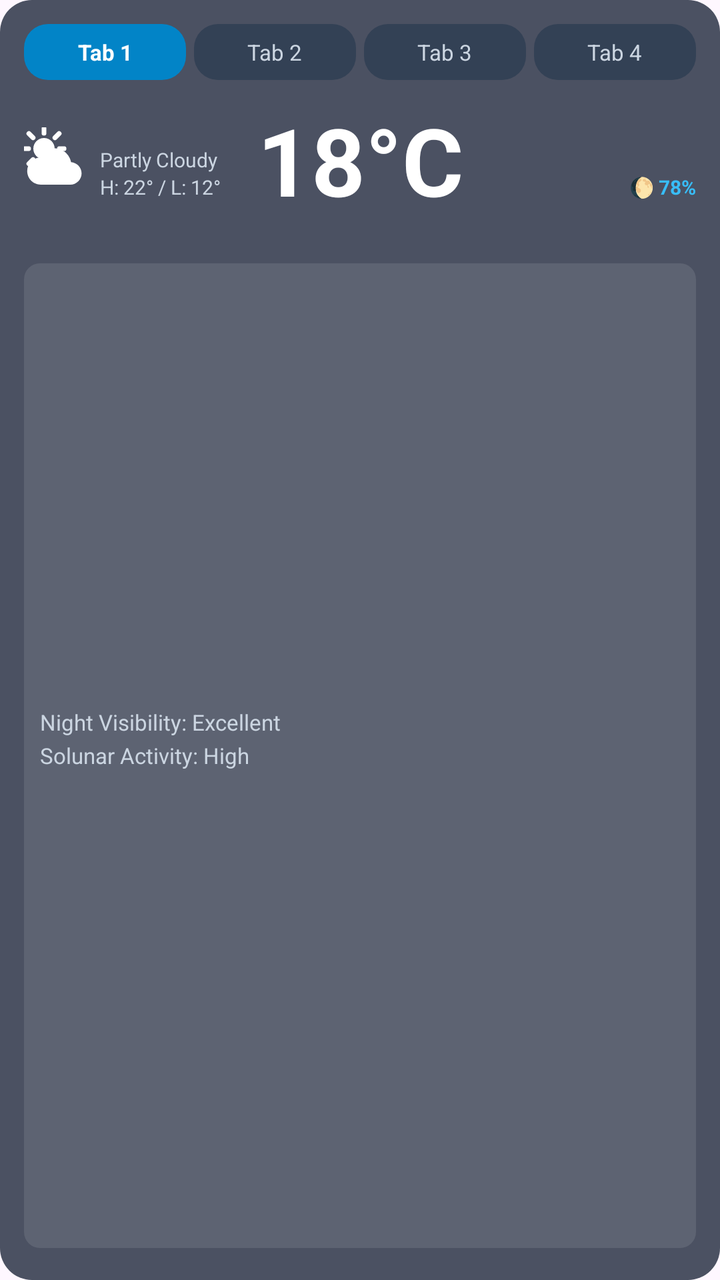
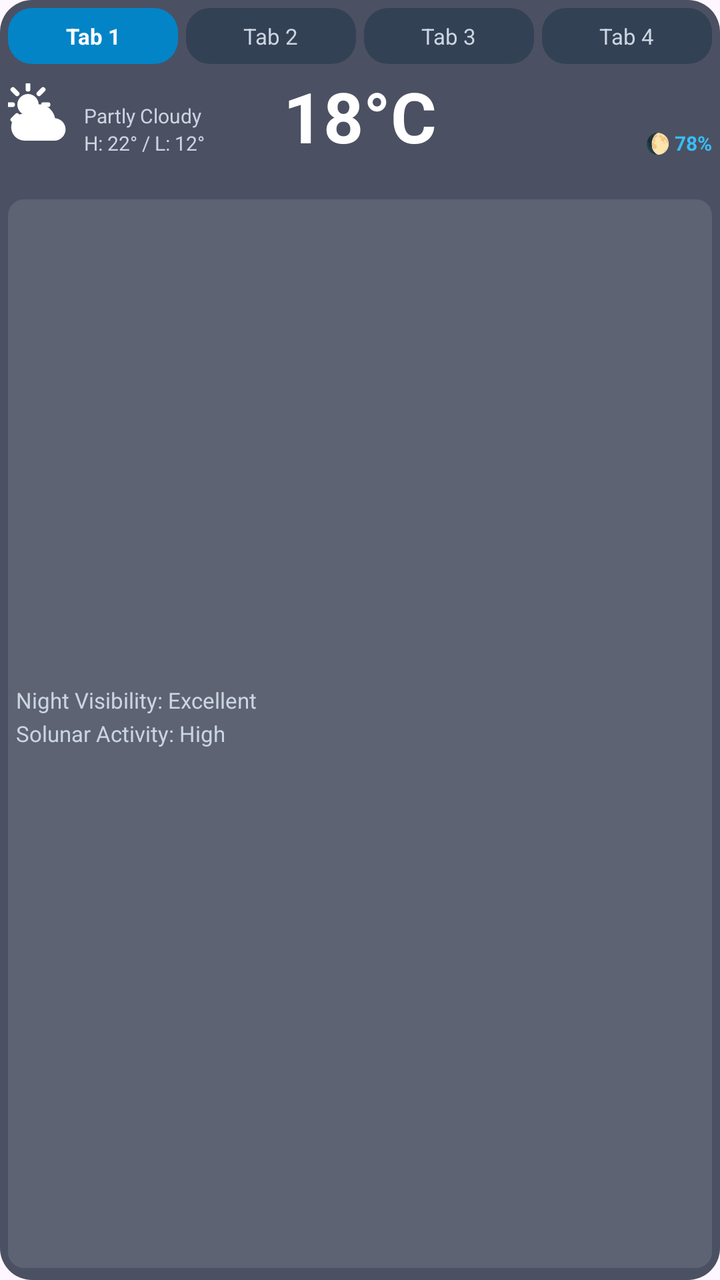

Screens rendered from an Android XML layout before and after an edit, with the pre-edit source and the edit as a unified diff.
<!-- AndroidManifest.xml: application theme Theme.WeatherAPP -->
<!-- res/layout/widget_layout_4x2.xml -->
<?xml version="1.0" encoding="utf-8"?>
<LinearLayout xmlns:android="http://schemas.android.com/apk/res/android"
    android:id="@+id/widget_root"
    android:layout_width="match_parent"
    android:layout_height="match_parent"
    android:orientation="vertical"
    android:padding="12dp"
    android:background="@drawable/bg_widget_container">

    
    <LinearLayout
        android:id="@+id/layout_tab_bar"
        android:layout_width="match_parent"
        android:layout_height="wrap_content"
        android:orientation="horizontal"
        android:layout_marginBottom="4dp">

        <TextView
            android:id="@+id/btn_widget_tab_0"
            android:layout_width="0dp"
            android:layout_height="28dp"
            android:layout_weight="1"
            android:layout_marginEnd="4dp"
            android:background="@drawable/bg_widget_pill_selected"
            android:gravity="center"
            android:ellipsize="end"
            android:maxLines="1"
            android:paddingStart="4dp"
            android:paddingEnd="4dp"
            android:text="Tab 1"
            android:textColor="@color/widget_text_primary"
            android:textSize="11sp"
            android:textStyle="bold" />

        <TextView
            android:id="@+id/btn_widget_tab_1"
            android:layout_width="0dp"
            android:layout_height="28dp"
            android:layout_weight="1"
            android:layout_marginEnd="4dp"
            android:background="@drawable/bg_widget_pill_unselected"
            android:gravity="center"
            android:ellipsize="end"
            android:maxLines="1"
            android:paddingStart="4dp"
            android:paddingEnd="4dp"
            android:text="Tab 2"
            android:textColor="@color/widget_text_secondary"
            android:textSize="11sp" />

        <TextView
            android:id="@+id/btn_widget_tab_2"
            android:layout_width="0dp"
            android:layout_height="28dp"
            android:layout_weight="1"
            android:layout_marginEnd="4dp"
            android:background="@drawable/bg_widget_pill_unselected"
            android:gravity="center"
            android:ellipsize="end"
            android:maxLines="1"
            android:paddingStart="4dp"
            android:paddingEnd="4dp"
            android:text="Tab 3"
            android:textColor="@color/widget_text_secondary"
            android:textSize="11sp" />

        <TextView
            android:id="@+id/btn_widget_tab_3"
            android:layout_width="0dp"
            android:layout_height="28dp"
            android:layout_weight="1"
            android:background="@drawable/bg_widget_pill_unselected"
            android:gravity="center"
            android:ellipsize="end"
            android:maxLines="1"
            android:paddingStart="4dp"
            android:paddingEnd="4dp"
            android:text="Tab 4"
            android:textColor="@color/widget_text_secondary"
            android:textSize="11sp" />
    </LinearLayout>

    
    <LinearLayout
        android:id="@+id/widget_main_body"
        android:layout_width="match_parent"
        android:layout_height="0dp"
        android:layout_weight="1"
        android:orientation="vertical">

        
        <LinearLayout
            android:layout_width="match_parent"
            android:layout_height="wrap_content"
            android:orientation="horizontal"
            android:gravity="center_vertical"
            android:layout_marginTop="4dp">

            
            <LinearLayout
                android:layout_width="0dp"
                android:layout_height="wrap_content"
                android:layout_weight="1"
                android:orientation="horizontal"
                android:gravity="center_vertical">

                
                <ImageView
                    android:id="@+id/iv_widget_condition_icon"
                    android:layout_width="32dp"
                    android:layout_height="32dp"
                    android:layout_marginEnd="6dp"
                    android:src="@drawable/ic_condition_partly_cloudy" />

                
                <LinearLayout
                    android:layout_width="0dp"
                    android:layout_height="wrap_content"
                    android:layout_weight="1"
                    android:orientation="vertical">

                    
                    <LinearLayout
                        android:layout_width="wrap_content"
                        android:layout_height="wrap_content"
                        android:orientation="horizontal"
                        android:gravity="center_vertical">

                        <TextView
                            android:id="@+id/tv_widget_sunrise"
                            android:layout_width="wrap_content"
                            android:layout_height="wrap_content"
                            android:ellipsize="end"
                            android:maxLines="1"
                            android:textColor="@color/widget_text_secondary"
                            android:textSize="10sp"
                            android:layout_marginEnd="6dp" />

                        <TextView
                            android:id="@+id/tv_widget_sunset"
                            android:layout_width="wrap_content"
                            android:layout_height="wrap_content"
                            android:ellipsize="end"
                            android:maxLines="1"
                            android:textColor="@color/widget_text_secondary"
                            android:textSize="10sp" />
                    </LinearLayout>

                    <TextView
                        android:id="@+id/tv_widget_condition"
                        android:layout_width="wrap_content"
                        android:layout_height="wrap_content"
                        android:ellipsize="end"
                        android:maxLines="1"
                        android:text="Partly Cloudy"
                        android:textColor="@color/widget_text_secondary"
                        android:textSize="10sp" />

                    <TextView
                        android:id="@+id/tv_widget_high_low"
                        android:layout_width="wrap_content"
                        android:layout_height="wrap_content"
                        android:ellipsize="end"
                        android:maxLines="1"
                        android:text="H: 22° / L: 12°"
                        android:textColor="@color/widget_text_secondary"
                        android:textSize="10sp" />
                </LinearLayout>
            </LinearLayout>

            
            <TextView
                android:id="@+id/tv_widget_temp"
                android:layout_width="0dp"
                android:layout_height="64dp"
                android:layout_weight="1"
                android:gravity="center"
                android:ellipsize="end"
                android:maxLines="1"
                android:text="18°C"
                android:textColor="@color/widget_text_primary"
                android:textStyle="bold"
                android:autoSizeTextType="uniform"
                android:autoSizeMinTextSize="24sp"
                android:autoSizeMaxTextSize="54sp"
                android:autoSizeStepGranularity="1sp"
                android:layout_marginStart="4dp"
                android:layout_marginEnd="4dp" />

            
            <LinearLayout
                android:layout_width="0dp"
                android:layout_height="wrap_content"
                android:layout_weight="1"
                android:orientation="vertical"
                android:gravity="end">

                <TextView
                    android:id="@+id/tv_widget_moonrise"
                    android:layout_width="wrap_content"
                    android:layout_height="wrap_content"
                    android:ellipsize="end"
                    android:maxLines="1"
                    android:textColor="@color/widget_text_secondary"
                    android:textSize="10sp" />

                <TextView
                    android:id="@+id/tv_widget_moonset"
                    android:layout_width="wrap_content"
                    android:layout_height="wrap_content"
                    android:ellipsize="end"
                    android:maxLines="1"
                    android:textColor="@color/widget_text_secondary"
                    android:textSize="10sp" />

                <LinearLayout
                    android:layout_width="wrap_content"
                    android:layout_height="wrap_content"
                    android:orientation="horizontal"
                    android:gravity="end|center_vertical"
                    android:layout_gravity="end">

                    <TextView
                        android:id="@+id/tv_widget_natural_light_period"
                        android:layout_width="wrap_content"
                        android:layout_height="wrap_content"
                        android:ellipsize="end"
                        android:maxLines="1"
                        android:textColor="@color/widget_accent"
                        android:textSize="10sp"
                        android:textStyle="bold"
                        android:layout_marginEnd="4dp" />

                    <TextView
                        android:id="@+id/tv_widget_moon_phase"
                        android:layout_width="wrap_content"
                        android:layout_height="wrap_content"
                        android:ellipsize="end"
                        android:maxLines="1"
                        android:text="🌔 78%"
                        android:textColor="@color/widget_accent"
                        android:textSize="10sp"
                        android:textStyle="bold" />
                </LinearLayout>
            </LinearLayout>
        </LinearLayout>

        
        <TextView
            android:id="@+id/tv_widget_lunar_timings"
            android:layout_width="match_parent"
            android:layout_height="wrap_content"
            android:gravity="center"
            android:ellipsize="end"
            android:maxLines="1"
            android:textColor="@color/widget_text_secondary"
            android:textSize="10sp"
            android:layout_marginTop="2dp" />

        
        <LinearLayout
            android:id="@+id/layout_widget_features"
            android:layout_width="match_parent"
            android:layout_height="0dp"
            android:layout_weight="1"
            android:gravity="center_vertical"
            android:orientation="vertical"
            android:layout_marginTop="4dp"
            android:layout_marginBottom="4dp"
            android:background="@drawable/bg_widget_feature_box"
            android:padding="8dp">

            <TextView
                android:id="@+id/tv_widget_night_vis"
                android:layout_width="match_parent"
                android:layout_height="wrap_content"
                android:ellipsize="end"
                android:maxLines="1"
                android:text="Night Visibility: Excellent"
                android:textColor="@color/widget_text_secondary"
                android:textSize="11sp" />

            <TextView
                android:id="@+id/tv_widget_solunar"
                android:layout_width="match_parent"
                android:layout_height="wrap_content"
                android:ellipsize="end"
                android:maxLines="1"
                android:text="Solunar Activity: High"
                android:textColor="@color/widget_text_secondary"
                android:textSize="11sp"
                android:layout_marginTop="2dp" />

            <TextView
                android:id="@+id/tv_widget_dark_sky_period"
                android:layout_width="match_parent"
                android:layout_height="wrap_content"
                android:ellipsize="end"
                android:maxLines="1"
                android:textColor="@color/widget_text_secondary"
                android:textSize="11sp"
                android:layout_marginTop="2dp" />
        </LinearLayout>
    </LinearLayout>

</LinearLayout>
<!-- resources referenced by this layout -->
<resources>
  <color name="widget_accent">#38BDF8</color>
  <color name="widget_text_primary">#FFFFFF</color>
  <color name="widget_text_secondary">#CBD5E1</color>
  <!-- drawable bg_widget_container (drawable) -->
  <?xml version="1.0" encoding="utf-8"?>
  <shape xmlns:android="http://schemas.android.com/apk/res/android"
      android:shape="rectangle">
      <corners android:radius="16dp" />
      <solid android:color="@color/widget_bg_color" />
  </shape>
  <!-- drawable bg_widget_feature_box (drawable) -->
  <?xml version="1.0" encoding="utf-8"?>
  <shape xmlns:android="http://schemas.android.com/apk/res/android"
      android:shape="rectangle">
      <corners android:radius="8dp" />
      <solid android:color="#1AFFFFFF" />
  </shape>
  <!-- drawable bg_widget_pill_selected (drawable) -->
  <?xml version="1.0" encoding="utf-8"?>
  <shape xmlns:android="http://schemas.android.com/apk/res/android"
      android:shape="rectangle">
      <corners android:radius="12dp" />
      <solid android:color="@color/widget_pill_selected_color" />
  </shape>
  <!-- drawable bg_widget_pill_unselected (drawable) -->
  <?xml version="1.0" encoding="utf-8"?>
  <shape xmlns:android="http://schemas.android.com/apk/res/android"
      android:shape="rectangle">
      <corners android:radius="12dp" />
      <solid android:color="@color/widget_pill_unselected_color" />
  </shape>
  <!-- drawable ic_condition_partly_cloudy (drawable) -->
  <vector xmlns:android="http://schemas.android.com/apk/res/android"
      android:width="24dp"
      android:height="24dp"
      android:viewportWidth="24"
      android:viewportHeight="24">
    
    <path
        android:fillColor="#FFFFFFFF"
        android:pathData="M7.5,4c-2.21,0 -4,1.79 -4,4s1.79,4 4,4 4,-1.79 4,-4 -1.79,-4 -4,-4z"/>
    
    <path
        android:strokeColor="#FFFFFFFF"
        android:strokeWidth="1.8"
        android:strokeLineCap="round"
        android:pathData="M7.5,2.2V0.5 M11.6,3.9L13.16,2.34 M13.3,8H15.0 M3.4,3.9L1.84,2.34 M1.7,8H0.2 M3.4,12.1L1.84,13.66"/>
    
    <group
        android:translateX="1.2"
        android:translateY="4.5"
        android:scaleX="0.85"
        android:scaleY="0.85">
      <path
          android:fillColor="#FFFFFFFF"
          android:pathData="M19.35,10.04C18.67,6.59 15.64,4 12,4C9.11,4 6.6,5.64 5.35,8.04C2.34,8.36 0,10.91 0,14C0,17.31 2.69,20 6,20L19,20C21.76,20 24,17.76 24,15C24,12.36 21.95,10.22 19.35,10.04Z"/>
    </group>
  </vector>
  <style name="Theme.WeatherAPP" parent="Base.Theme.WeatherAPP" />
  <color name="widget_bg_color">#CC1E293B</color>
  <color name="widget_pill_selected_color">#0284C7</color>
  <color name="widget_pill_unselected_color">#334155</color>
  <style name="Base.Theme.WeatherAPP" parent="Theme.Material3.DayNight.NoActionBar">
          <item name="android:windowLightStatusBar">true</item>
      </style>
</resources>

<!-- the commit's change to res/layout/widget_layout_4x2.xml (unified diff, before → after) -->
@@ -4,7 +4,7 @@
     android:layout_width="match_parent"
     android:layout_height="match_parent"
     android:orientation="vertical"
-    android:padding="12dp"
+    android:padding="4dp"
     android:background="@drawable/bg_widget_container">
 
     
@@ -13,7 +13,7 @@
         android:layout_width="match_parent"
         android:layout_height="wrap_content"
         android:orientation="horizontal"
-        android:layout_marginBottom="4dp">
+        android:layout_marginBottom="2dp">
 
         <TextView
             android:id="@+id/btn_widget_tab_0"
@@ -94,7 +94,7 @@
             android:layout_height="wrap_content"
             android:orientation="horizontal"
             android:gravity="center_vertical"
-            android:layout_marginTop="4dp">
+            android:layout_marginTop="0dp">
 
             
             <LinearLayout
@@ -172,7 +172,7 @@
             <TextView
                 android:id="@+id/tv_widget_temp"
                 android:layout_width="0dp"
-                android:layout_height="64dp"
+                android:layout_height="48dp"
                 android:layout_weight="1"
                 android:gravity="center"
                 android:ellipsize="end"
@@ -265,10 +265,10 @@
             android:layout_weight="1"
             android:gravity="center_vertical"
             android:orientation="vertical"
-            android:layout_marginTop="4dp"
-            android:layout_marginBottom="4dp"
+            android:layout_marginTop="2dp"
+            android:layout_marginBottom="2dp"
             android:background="@drawable/bg_widget_feature_box"
-            android:padding="8dp">
+            android:padding="4dp">
 
             <TextView
                 android:id="@+id/tv_widget_night_vis"
